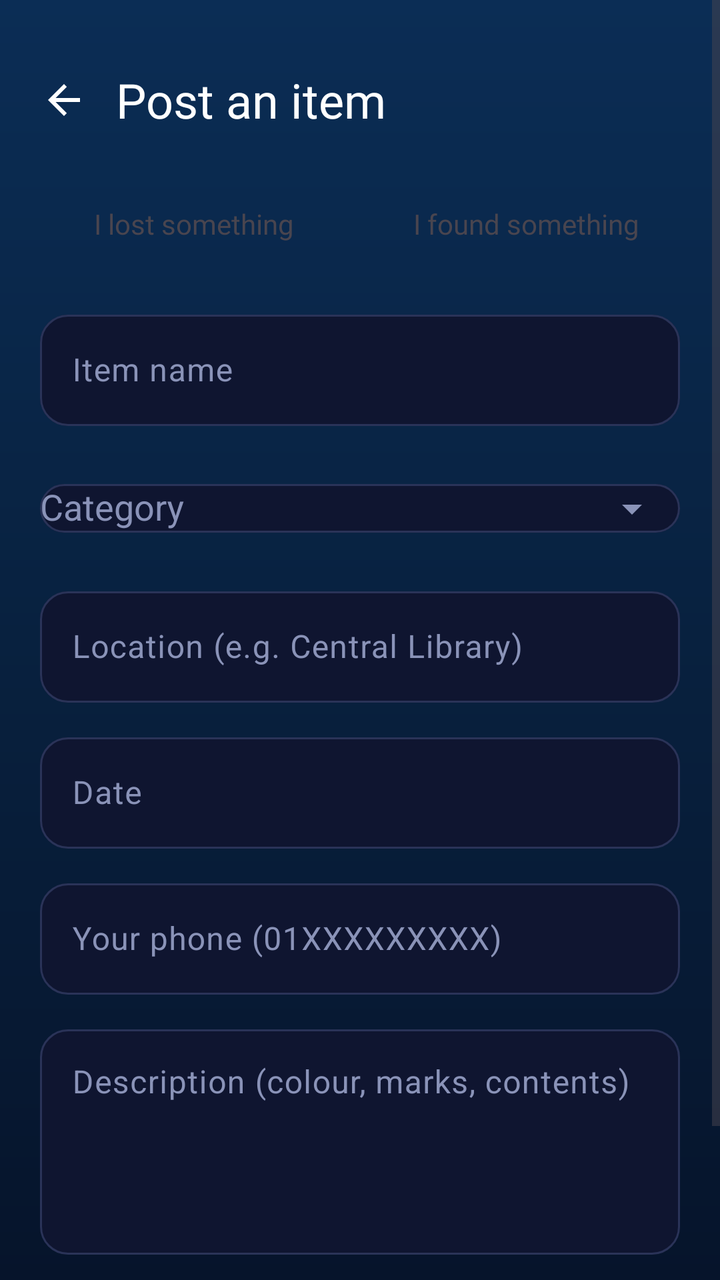
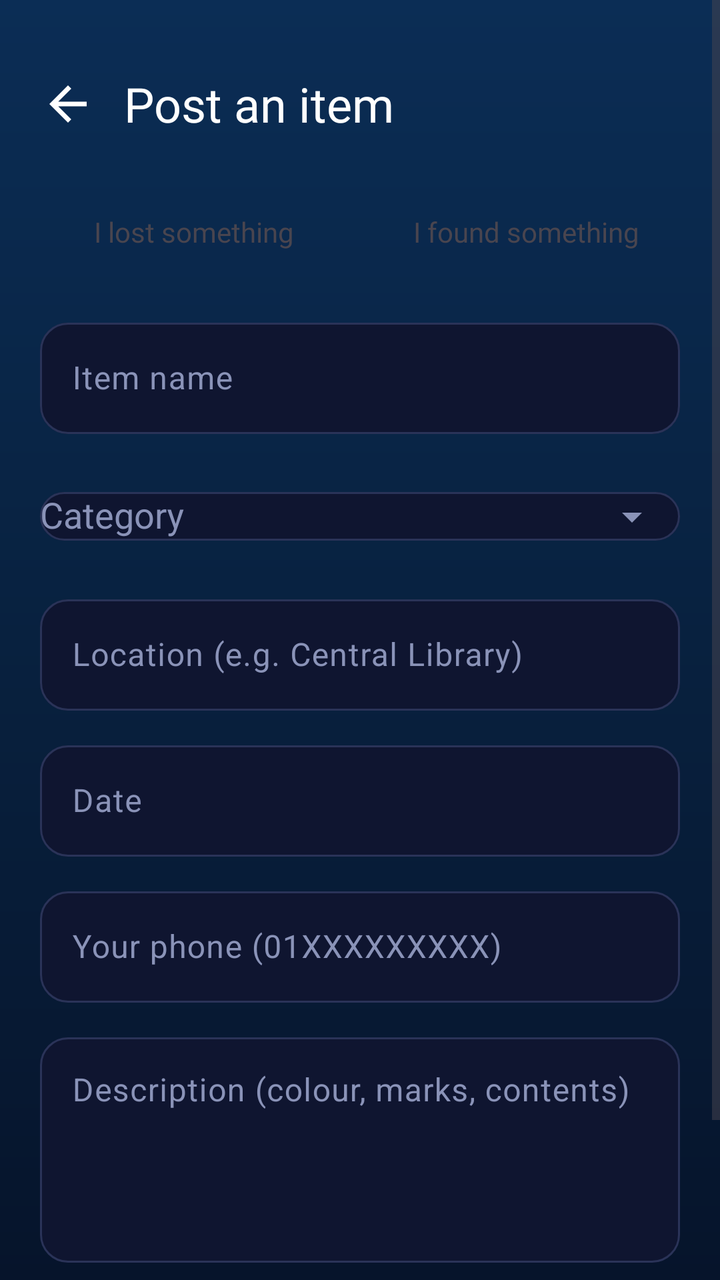

The first picture is an Android layout as it rendered before a commit; the second is the same layout after the commit. The layout source and the unified diff follow.
<!-- AndroidManifest.xml: application theme Theme.CampusPulse -->
<!-- res/layout/activity_post_item.xml -->
<?xml version="1.0" encoding="utf-8"?>
<ScrollView xmlns:android="http://schemas.android.com/apk/res/android"
    xmlns:app="http://schemas.android.com/apk/res-auto"
    android:layout_width="match_parent"
    android:layout_height="match_parent"
    android:background="@drawable/bg_dashboard"
    android:fillViewport="true">

    <LinearLayout
        android:layout_width="match_parent"
        android:layout_height="wrap_content"
        android:orientation="vertical"
        android:paddingStart="10dp"
        android:paddingTop="28dp"
        android:paddingEnd="20dp"
        android:paddingBottom="24dp">

        <LinearLayout
            android:layout_width="match_parent"
            android:layout_height="wrap_content"
            android:gravity="center_vertical"
            android:orientation="horizontal">

            <ImageView
                android:id="@+id/btnBack"
                android:layout_width="44dp"
                android:layout_height="44dp"
                android:background="?attr/selectableItemBackgroundBorderless"
                android:contentDescription="Back"
                android:padding="10dp"
                android:src="@drawable/ic_back" />

            <TextView
                android:layout_width="wrap_content"
                android:layout_height="wrap_content"
                android:layout_marginStart="4dp"
                android:fontFamily="@font/poppins_bold"
                android:text="Post an item"
                android:textColor="#FFFFFF"
                android:textSize="24sp" />
        </LinearLayout>

        <LinearLayout
            android:layout_width="match_parent"
            android:layout_height="wrap_content"
            android:layout_marginStart="10dp"
            android:layout_marginTop="16dp"
            android:orientation="vertical">

            <LinearLayout
                android:layout_width="match_parent"
                android:layout_height="wrap_content"
                android:orientation="horizontal">

                <TextView
                    android:id="@+id/tvTypeLost"
                    android:layout_width="0dp"
                    android:layout_height="48dp"
                    android:layout_marginEnd="6dp"
                    android:layout_weight="1"
                    android:fontFamily="@font/poppins_bold"
                    android:gravity="center"
                    android:text="I lost something"
                    android:textSize="14sp" />

                <TextView
                    android:id="@+id/tvTypeFound"
                    android:layout_width="0dp"
                    android:layout_height="48dp"
                    android:layout_marginStart="6dp"
                    android:layout_weight="1"
                    android:fontFamily="@font/poppins_bold"
                    android:gravity="center"
                    android:text="I found something"
                    android:textSize="14sp" />
            </LinearLayout>

            <com.google.android.material.textfield.TextInputLayout
                android:id="@+id/tilName"
                style="@style/Widget.CampusPulse.Input"
                android:layout_width="match_parent"
                android:layout_height="wrap_content"
                android:layout_marginTop="16dp"
                android:hint="Item name">

                <com.google.android.material.textfield.TextInputEditText
                    android:id="@+id/etName"
                    android:layout_width="match_parent"
                    android:layout_height="wrap_content"
                    android:inputType="textCapSentences"
                    android:maxLength="60"
                    android:textColor="#FFFFFF" />
            </com.google.android.material.textfield.TextInputLayout>

            <com.google.android.material.textfield.TextInputLayout
                android:id="@+id/tilCategory"
                style="@style/Widget.CampusPulse.Input"
                android:layout_width="match_parent"
                android:layout_height="wrap_content"
                android:layout_marginTop="12dp"
                android:hint="Category"
                app:endIconMode="dropdown_menu">

                <com.google.android.material.textfield.MaterialAutoCompleteTextView
                    android:id="@+id/actCategory"
                    android:layout_width="match_parent"
                    android:layout_height="wrap_content"
                    android:inputType="none"
                    android:textColor="#FFFFFF" />
            </com.google.android.material.textfield.TextInputLayout>

            <com.google.android.material.textfield.TextInputLayout
                android:id="@+id/tilLocation"
                style="@style/Widget.CampusPulse.Input"
                android:layout_width="match_parent"
                android:layout_height="wrap_content"
                android:layout_marginTop="12dp"
                android:hint="Location (e.g. Central Library)">

                <com.google.android.material.textfield.TextInputEditText
                    android:id="@+id/etLocation"
                    android:layout_width="match_parent"
                    android:layout_height="wrap_content"
                    android:inputType="textCapWords"
                    android:maxLength="80"
                    android:textColor="#FFFFFF" />
            </com.google.android.material.textfield.TextInputLayout>

            <com.google.android.material.textfield.TextInputLayout
                android:id="@+id/tilDate"
                style="@style/Widget.CampusPulse.Input"
                android:layout_width="match_parent"
                android:layout_height="wrap_content"
                android:layout_marginTop="12dp"
                android:hint="Date">

                <com.google.android.material.textfield.TextInputEditText
                    android:id="@+id/etDate"
                    android:layout_width="match_parent"
                    android:layout_height="wrap_content"
                    android:cursorVisible="false"
                    android:focusable="false"
                    android:inputType="none"
                    android:textColor="#FFFFFF" />
            </com.google.android.material.textfield.TextInputLayout>

            <com.google.android.material.textfield.TextInputLayout
                android:id="@+id/tilPhone"
                style="@style/Widget.CampusPulse.Input"
                android:layout_width="match_parent"
                android:layout_height="wrap_content"
                android:layout_marginTop="12dp"
                android:hint="Your phone (01XXXXXXXXX)">

                <com.google.android.material.textfield.TextInputEditText
                    android:id="@+id/etPhone"
                    android:layout_width="match_parent"
                    android:layout_height="wrap_content"
                    android:inputType="phone"
                    android:maxLength="14"
                    android:textColor="#FFFFFF" />
            </com.google.android.material.textfield.TextInputLayout>

            <com.google.android.material.textfield.TextInputLayout
                android:id="@+id/tilDesc"
                style="@style/Widget.CampusPulse.Input"
                android:layout_width="match_parent"
                android:layout_height="wrap_content"
                android:layout_marginTop="12dp"
                android:hint="Description (colour, marks, contents)">

                <com.google.android.material.textfield.TextInputEditText
                    android:id="@+id/etDesc"
                    android:layout_width="match_parent"
                    android:layout_height="wrap_content"
                    android:gravity="top"
                    android:inputType="textMultiLine|textCapSentences"
                    android:minLines="4"
                    android:textColor="#FFFFFF" />
            </com.google.android.material.textfield.TextInputLayout>

            <com.google.android.material.button.MaterialButton
                android:id="@+id/btnPost"
                android:layout_width="match_parent"
                android:layout_height="56dp"
                android:layout_marginTop="20dp"
                android:fontFamily="@font/poppins_bold"
                android:textAllCaps="false"
                android:textColor="#06201E"
                android:textSize="16sp"
                app:backgroundTint="#FF8484"
                app:cornerRadius="28dp" />
        </LinearLayout>
    </LinearLayout>
</ScrollView>
<!-- resources referenced by this layout -->
<resources>
  <!-- drawable bg_dashboard (drawable) -->
  <shape xmlns:android="http://schemas.android.com/apk/res/android">
      <gradient android:startColor="#0B2D55" android:centerColor="#08213F"
          android:endColor="#06142B" android:angle="270" />
  </shape>
  <!-- drawable ic_back (drawable) -->
  <vector xmlns:android="http://schemas.android.com/apk/res/android"
      android:width="24dp" android:height="24dp"
      android:viewportWidth="24" android:viewportHeight="24">
      <path android:fillColor="#FFFFFF"
          android:pathData="M20,11H7.83l5.59,-5.59L12,4l-8,8 8,8 1.41,-1.41L7.83,13H20v-2z"/>
  </vector>
  <style name="Widget.CampusPulse.Input" parent="Widget.Material3.TextInputLayout.OutlinedBox">
          <item name="boxStrokeColor">@color/input_stroke</item>
          <item name="boxBackgroundColor">@color/input_bg</item>
          <item name="hintTextColor">@color/accent</item>
          <item name="android:textColorHint">@color/text_muted</item>
          <item name="endIconTint">@color/text_muted</item>
          <item name="startIconTint">@color/text_muted</item>
          <item name="boxCornerRadiusTopStart">14dp</item>
          <item name="boxCornerRadiusTopEnd">14dp</item>
          <item name="boxCornerRadiusBottomStart">14dp</item>
          <item name="boxCornerRadiusBottomEnd">14dp</item>
      </style>
  <style name="Theme.CampusPulse" parent="Theme.Material3.DayNight.NoActionBar" />
  <color name="input_bg">#0F1530</color>
  <color name="accent">#22D3EE</color>
  <color name="text_muted">#8A93B8</color>
</resources>

<!-- the commit's change to res/layout/activity_post_item.xml (unified diff, before → after) -->
@@ -23,8 +23,8 @@
 
             <ImageView
                 android:id="@+id/btnBack"
-                android:layout_width="44dp"
-                android:layout_height="44dp"
+                android:layout_width="48dp"
+                android:layout_height="48dp"
                 android:background="?attr/selectableItemBackgroundBorderless"
                 android:contentDescription="Back"
                 android:padding="10dp"
